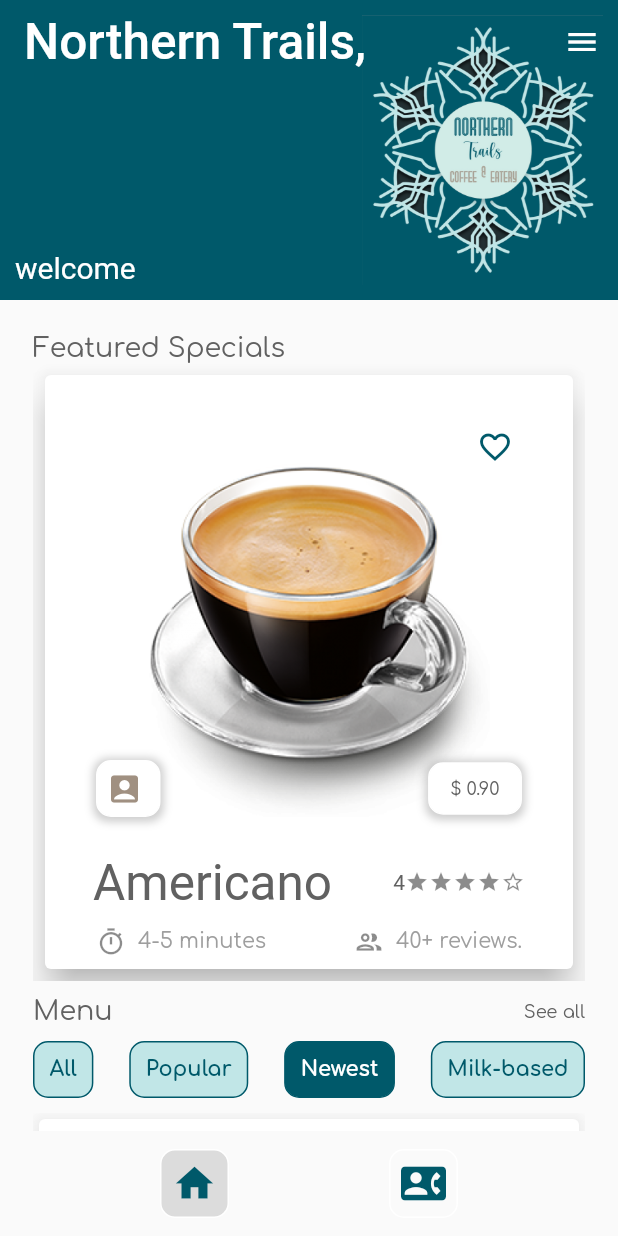
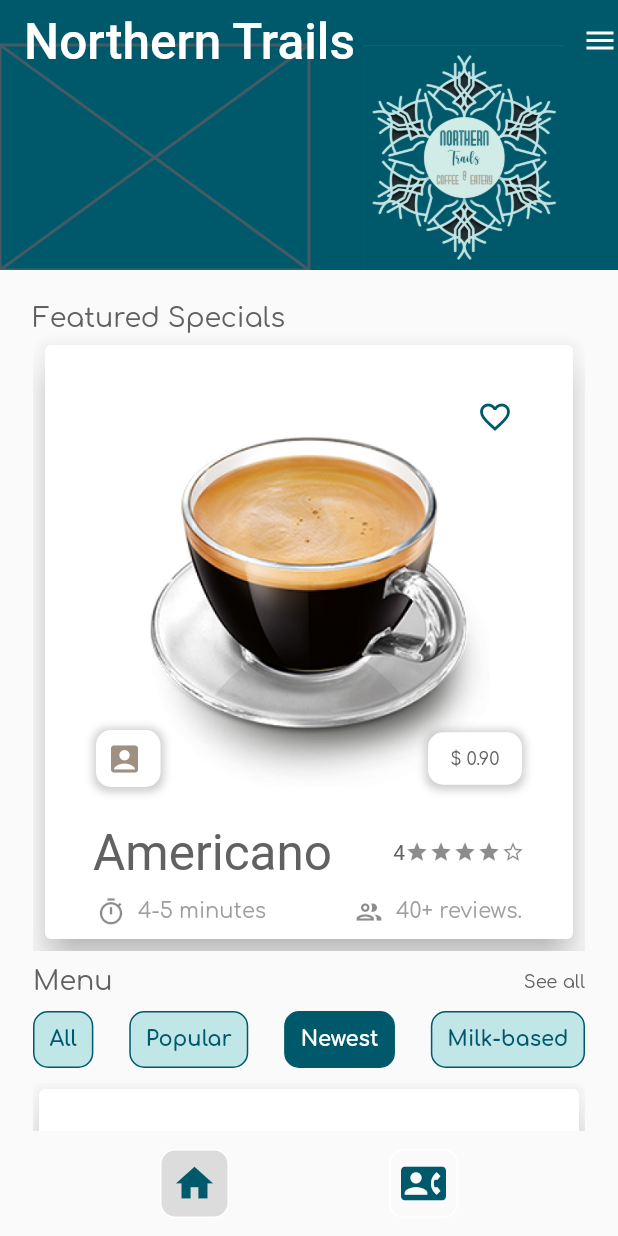
Before and after one commit to abikkk/cafe-northern-trails-app, a Flutter app: the screen it shows after launch, after a tap on "Newest", on a phone screen of 412 x 824 dp. Run offline on Flutter 3.47's test engine with Material 2 defaults, Android fonts, the phone set to English and light mode, and no system bars; our stand-ins replace get, google_fonts; Roboto replaces fonts that are missing (Parisienne).

Commit message:
update
- app icon changed
- app label changed
- flutter icon package added
- minor UI changes

```diff
--- a/lib/main.dart
+++ b/lib/main.dart
@@ -29,8 +29,8 @@ class MyApp extends StatelessWidget {
         GetPage(
           name: StringUtils.routeHome,
           page: () => HomeView(
-              title: 'Northern Trails,',
-              subtitle: 'welcome',
+              title: 'Northern Trails',
+              subtitle: 'Welcome',
               mainController: mainController),
         ),
         GetPage(
--- a/lib/screens/home_view.dart
+++ b/lib/screens/home_view.dart
@@ -37,6 +37,8 @@ class _HomeViewState extends State<HomeView> {
   @override
   Widget build(BuildContext context) {
     return Scaffold(
+      endDrawerEnableOpenDragGesture: true,
+
       endDrawer: const EndDrawer(),
       body: CustomScrollView(
         shrinkWrap: true,
@@ -45,9 +47,10 @@ class _HomeViewState extends State<HomeView> {
             title: widget.title,
             subtitle: widget.subtitle,
           ),
-          SliverList(delegate: SliverChildBuilderDelegate((_, int index) {
+          SliverList(
+              delegate: SliverChildBuilderDelegate((_, int index) {
             return HomeBody(mainController: mainController);
-          }))
+          }, childCount: 1))
         ],
       ),
 
--- a/lib/ui_helpers/menu_selection_row.dart
+++ b/lib/ui_helpers/menu_selection_row.dart
@@ -12,9 +12,6 @@ class MenuSelectionRow extends StatefulWidget {
 }
 
 class _MenuSelectionRowState extends State<MenuSelectionRow> {
-  // int courseSelection = 0, navSelection = 0;
-  // List<MenuItem> items = [], filteredItems = [];
-
   @override
   Widget build(BuildContext context) {
     return // COURSE SELECTION SECTION
@@ -27,7 +24,8 @@ class _MenuSelectionRowState extends State<MenuSelectionRow> {
               setState(() {
                 widget.mainController.courseSelection.value = 0;
               });
-              widget.mainController.filteredItems = widget.mainController.items;
+              widget.mainController.filteredItems.value =
+                  widget.mainController.items;
             },
             isSelected: widget.mainController.courseSelection.value == 0),
         InkwellOptions(
--- a/lib/ui_helpers/sliver_app_bar.dart
+++ b/lib/ui_helpers/sliver_app_bar.dart
@@ -1,37 +1,68 @@
 import 'package:Cafe_Northern_Trails/utils/app_theme_data.dart';
 import 'package:flutter/material.dart';
 
-class CustomSliverAppBar extends StatelessWidget {
+class CustomSliverAppBar extends StatefulWidget {
   const CustomSliverAppBar(
       {super.key, required this.title, required this.subtitle});
 
   final String title, subtitle;
 
   @override
+  State<CustomSliverAppBar> createState() => _CustomSliverAppBarState();
+}
+
+class _CustomSliverAppBarState extends State<CustomSliverAppBar>
+    with SingleTickerProviderStateMixin {
+  late AnimationController controller;
+
+  @override
+  void initState() {
+    // TODO: implement initState
+    super.initState();
+
+    controller = AnimationController(
+      vsync: this,
+      duration: const Duration(seconds: 2),
+    );
+    // ..forward()
+    // ..repeat(reverse: true);
+  }
+
+  @override
   Widget build(BuildContext context) {
     return SliverAppBar(
-      expandedHeight: 200.0,
+      expandedHeight: 180.0,
       title: Text(
-        title,
+        widget.title,
         style: AppThemeData.appTheme.textTheme.titleLarge!
             .copyWith(color: Colors.white, fontSize: 33),
       ),
+      actions: [
+        Padding(
+          padding: const EdgeInsets.only(top: 15.0),
+          child: AnimatedIcon(
+              icon: AnimatedIcons.menu_close, progress: controller),
+        )
+      ],
       pinned: true,
       flexibleSpace: FlexibleSpaceBar(
         background: Padding(
-          padding: const EdgeInsets.all(10.0),
+          padding: const EdgeInsets.only(top: 30.0),
           child: Row(
-            mainAxisAlignment: MainAxisAlignment.spaceBetween,
+            mainAxisAlignment: MainAxisAlignment.end,
             crossAxisAlignment: CrossAxisAlignment.end,
             children: [
-              Text(
-                subtitle,
-                style: AppThemeData.appTheme.textTheme.titleLarge!
-                    .copyWith(color: Colors.white),
-              ),
-              Image.asset(
-                'assets/logo.png',
-                fit: BoxFit.contain,
+              const Expanded(child: Placeholder()),
+              // Text(
+              //   subtitle,
+              //   style: AppThemeData.appTheme.textTheme.titleLarge!
+              //       .copyWith(color: Colors.white),
+              // ),
+              Expanded(
+                child: Image.asset(
+                  'assets/logo.png',
+                  fit: BoxFit.contain,
+                ),
               ),
             ],
           ),
```
Also changed, not shown: pubspec.yaml (+7 -0 lines), 22 other files.
